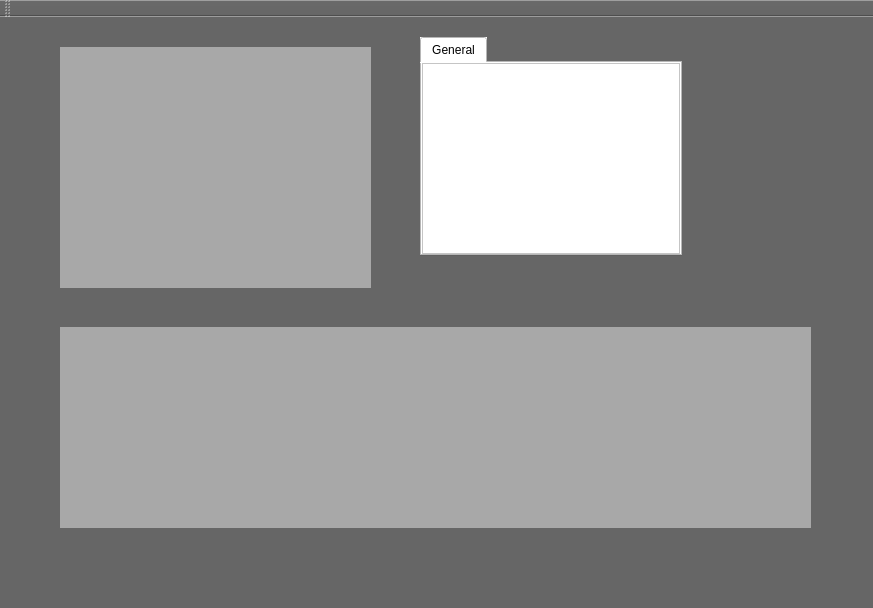
Qt form QtProject/editor/mainwindow.ui (madvil/Editor) before a commit.
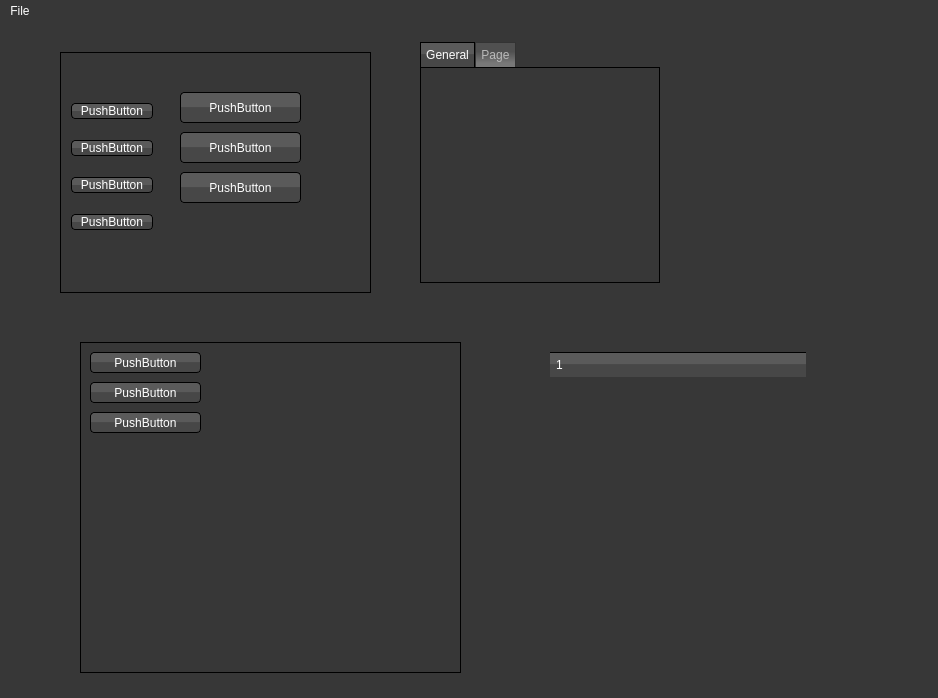
The same form after that commit. Icons and pictures are not drawn.

Diff of the .ui file:
```diff
--- a/QtProject/editor/mainwindow.ui
+++ b/QtProject/editor/mainwindow.ui
@@ -6,15 +6,151 @@
    <rect>
     <x>0</x>
     <y>0</y>
-    <width>873</width>
-    <height>608</height>
+    <width>938</width>
+    <height>698</height>
    </rect>
   </property>
   <property name="windowTitle">
    <string>MainWindow</string>
   </property>
   <property name="styleSheet">
-   <string notr="true">background-color: rgb(102, 102, 102);</string>
+   <string notr="true">QWidget {
+background-color: rgb(55, 55, 55);
+color: rgb(255, 255, 255);
+ border: 0px solid #000000;
+}
+
+QMenuBar::item {
+     spacing: 3px; 
+     padding: 4px;
+     background: transparent;
+     border-radius: 4px;
+ }
+
+QMenu {
+    border: 1px solid rgb(75, 75, 75);
+ }
+
+QMenu::item:selected {
+     background-color:  rgb(75, 75, 75);
+ }
+
+/* PushButton */
+
+QPushButton {
+     border-radius: 4px;
+    background-color: qlineargradient(spread:pad, x1:0, y1:0, x2:0, y2:1, stop:0 rgba(90, 90, 90, 255), stop:0.494318 rgba(90, 90, 90, 255), stop:0.5 rgba(71, 71, 71, 255), stop:1 rgba(71, 71, 71, 255));
+     min-width: 80px;
+ }
+
+ QPushButton:pressed {    
+	 background-color: qlineargradient(spread:pad, x1:0, y1:0, x2:0, y2:1, stop:0 rgba(100, 100, 100, 255), stop:0.494318 rgba(100, 100, 100, 255), stop:0.5 rgba(81, 81, 81, 255), stop:1 rgba(81, 81, 81, 255));
+padding-top: 2px;
+padding-left: 2px;
+ }
+
+/* QHeaderView */
+
+QHeaderView::section {     
+	background-color: qlineargradient(spread:pad, x1:0, y1:0, x2:0, y2:1, stop:0 rgba(90, 90, 90, 255), stop:0.494318 rgba(90, 90, 90, 255), stop:0.5 rgba(71, 71, 71, 255), stop:1 rgba(71, 71, 71, 255));
+padding: 3px;
+     padding-left: 6px;
+     border: 0px solid #000000;
+border-top: 1px solid #000000;
+ }
+
+/* TreeWidget */
+
+QTreeView {
+ alternate-background-color: rgb(65, 65, 65);
+ border: 0px solid #000000;
+}
+
+ QTreeView::item {
+      border: 0px solid #000000;
+     border-top-color: transparent;
+     border-bottom-color: transparent;
+ }
+
+QTreeView::item:selected:active{
+     background: rgb(65, 65, 65);
+ }
+
+ QTreeView::item:selected:!active {
+     background: rgb(65, 65, 65);
+ }
+QTreeView::branch {
+         background:transparent;
+ }
+
+ QTreeView::branch:has-siblings:!adjoins-item {
+         background:transparent;
+ }
+
+ QTreeView::branch:has-siblings:adjoins-item {
+         background:transparent;
+ }
+
+ QTreeView::branch:!has-children:!has-siblings:adjoins-item {
+         background:transparent;
+ }
+
+ QTreeView::branch:closed:has-children:has-siblings {
+       background:transparent;
+ }
+
+ QTreeView::branch:has-children:!has-siblings:closed {
+         background:transparent;
+ }
+
+ QTreeView::branch:open:has-children:has-siblings {
+       background:transparent;
+ }
+
+ QTreeView::branch:open:has-children:!has-siblings {
+        background:transparent;
+ }
+
+QTreeView::branch:has-children:!has-siblings:closed,
+ QTreeView::branch:closed:has-children:has-siblings {
+         border-image: none;
+image: url(:/media/media/stylesheet-branch-closed.png);
+ }
+
+ QTreeView::branch:open:has-children:!has-siblings,
+ QTreeView::branch:open:has-children:has-siblings  {
+         border-image: none;
+	image: url(:/media/media/stylesheet-branch-open.png);      
+ }
+
+/* TabWidget */
+
+QTabWidget::pane { 
+     position: absolute;
+     border: 1px solid #000000;
+
+ }
+
+ QTabBar::tab {
+	color: rgb(185, 185, 185);
+	
+	background-color: qlineargradient(spread:pad, x1:1, y1:1, x2:1, y2:0, stop:0 rgba(120, 120, 120, 255), stop:0.158192 rgba(120, 120, 120, 255), stop:0.619586 rgba(80, 80, 80, 255), stop:1 rgba(80, 80, 80, 255));
+     border: 1px solid #333333;
+     min-width: 8ex;
+     padding: 5px;
+ border-bottom: 0px;
+ }
+
+ QTabBar::tab:selected, QTabBar::tab:hover {
+    
+	background-color: qlineargradient(spread:pad, x1:0, y1:0, x2:0, y2:1, stop:0 rgba(90, 90, 90, 255), stop:0.494318 rgba(90, 90, 90, 255), stop:0.5 rgba(71, 71, 71, 255), stop:1 rgba(71, 71, 71, 255));
+color:rgb(255,255,255);
+ border-bottom: 0px;
+ }
+
+ QTabBar::tab:selected { 
+     border-color: #000000;
+ }</string>
   </property>
   <widget class="QWidget" name="centralWidget">
    <widget class="QTabWidget" name="tabWidget">
@@ -22,8 +158,8 @@
      <rect>
       <x>420</x>
       <y>20</y>
-      <width>262</width>
-      <height>219</height>
+      <width>240</width>
+      <height>241</height>
      </rect>
     </property>
     <property name="minimumSize">
@@ -33,7 +169,9 @@
      </size>
     </property>
     <property name="styleSheet">
-     <string notr="true">background-color: rgb(255, 255, 255);</string>
+     <string notr="true">QTabWidget::pane { 
+     border: 1px solid #000000;
+ }</string>
     </property>
     <property name="tabPosition">
      <enum>QTabWidget::North</enum>
@@ -44,7 +182,16 @@
     <property name="currentIndex">
      <number>0</number>
     </property>
+    <property name="elideMode">
+     <enum>Qt::ElideNone</enum>
+    </property>
+    <property name="tabsClosable">
+     <bool>false</bool>
+    </property>
     <widget class="QWidget" name="tab">
+     <property name="styleSheet">
+      <string notr="true"/>
+     </property>
      <attribute name="title">
       <string>General</string>
      </attribute>
@@ -63,6 +210,9 @@
           <verstretch>0</verstretch>
          </sizepolicy>
         </property>
+        <property name="styleSheet">
+         <string notr="true"> border: 0px;</string>
+        </property>
         <attribute name="headerVisible">
          <bool>false</bool>
         </attribute>
@@ -75,6 +225,11 @@
       </item>
      </layout>
     </widget>
+    <widget class="QWidget" name="tab_2">
+     <attribute name="title">
+      <string>Page</string>
+     </attribute>
+    </widget>
    </widget>
    <widget class="QWidget" name="editorViewWidget" native="true">
     <property name="geometry">
@@ -92,84 +247,199 @@
      </size>
     </property>
     <property name="styleSheet">
-     <string notr="true">background-color: rgb(168, 168, 168);</string>
+     <string notr="true"> border: 1px solid #000000;</string>
     </property>
+    <widget class="QPushButton" name="pushButton">
+     <property name="geometry">
+      <rect>
+       <x>11</x>
+       <y>88</y>
+       <width>82</width>
+       <height>16</height>
+      </rect>
+     </property>
+     <property name="styleSheet">
+      <string notr="true"/>
+     </property>
+     <property name="text">
+      <string>PushButton</string>
+     </property>
+    </widget>
+    <widget class="QPushButton" name="pushButton_2">
+     <property name="geometry">
+      <rect>
+       <x>11</x>
+       <y>51</y>
+       <width>82</width>
+       <height>16</height>
+      </rect>
+     </property>
+     <property name="styleSheet">
+      <string notr="true"/>
+     </property>
+     <property name="text">
+      <string>PushButton</string>
+     </property>
+    </widget>
+    <widget class="QPushButton" name="pushButton_3">
+     <property name="geometry">
+      <rect>
+       <x>11</x>
+       <y>125</y>
+       <width>82</width>
+       <height>16</height>
+      </rect>
+     </property>
+     <property name="styleSheet">
+      <string notr="true"/>
+     </property>
+     <property name="text">
+      <string>PushButton</string>
+     </property>
+    </widget>
+    <widget class="QPushButton" name="pushButton_4">
+     <property name="geometry">
+      <rect>
+       <x>11</x>
+       <y>162</y>
+       <width>82</width>
+       <height>16</height>
+      </rect>
+     </property>
+     <property name="styleSheet">
+      <string notr="true"/>
+     </property>
+     <property name="text">
+      <string>PushButton</string>
+     </property>
+    </widget>
+    <widget class="QPushButton" name="pushButton_5">
+     <property name="geometry">
+      <rect>
+       <x>120</x>
+       <y>40</y>
+       <width>121</width>
+       <height>31</height>
+      </rect>
+     </property>
+     <property name="styleSheet">
+      <string notr="true"/>
+     </property>
+     <property name="text">
+      <string>PushButton</string>
+     </property>
+    </widget>
+    <widget class="QPushButton" name="pushButton_6">
+     <property name="geometry">
+      <rect>
+       <x>120</x>
+       <y>80</y>
+       <width>121</width>
+       <height>31</height>
+      </rect>
+     </property>
+     <property name="styleSheet">
+      <string notr="true"/>
+     </property>
+     <property name="text">
+      <string>PushButton</string>
+     </property>
+    </widget>
+    <widget class="QPushButton" name="pushButton_7">
+     <property name="geometry">
+      <rect>
+       <x>120</x>
+       <y>120</y>
+       <width>121</width>
+       <height>31</height>
+      </rect>
+     </property>
+     <property name="styleSheet">
+      <string notr="true"/>
+     </property>
+     <property name="text">
+      <string>PushButton</string>
+     </property>
+    </widget>
    </widget>
-   <widget class="QScrollArea" name="previewScrollArea">
+   <widget class="QWidget" name="bottomPanelWidget" native="true">
     <property name="geometry">
      <rect>
-      <x>60</x>
-      <y>310</y>
-      <width>751</width>
-      <height>201</height>
+      <x>80</x>
+      <y>320</y>
+      <width>381</width>
+      <height>331</height>
+     </rect>
+    </property>
+    <property name="styleSheet">
+     <string notr="true"> border: 1px solid #000000;</string>
+    </property>
+    <widget class="QPushButton" name="pushButton_8">
+     <property name="geometry">
+      <rect>
+       <x>10</x>
+       <y>10</y>
+       <width>111</width>
+       <height>21</height>
+      </rect>
+     </property>
+     <property name="styleSheet">
+      <string notr="true"/>
+     </property>
+     <property name="text">
+      <string>PushButton</string>
+     </property>
+    </widget>
+    <widget class="QPushButton" name="pushButton_9">
+     <property name="geometry">
+      <rect>
+       <x>10</x>
+       <y>40</y>
+       <width>111</width>
+       <height>21</height>
+      </rect>
+     </property>
+     <property name="styleSheet">
+      <string notr="true"/>
+     </property>
+     <property name="text">
+      <string>PushButton</string>
+     </property>
+    </widget>
+    <widget class="QPushButton" name="pushButton_10">
+     <property name="geometry">
+      <rect>
+       <x>10</x>
+       <y>70</y>
+       <width>111</width>
+       <height>21</height>
+      </rect>
+     </property>
+     <property name="styleSheet">
+      <string notr="true"/>
+     </property>
+     <property name="text">
+      <string>PushButton</string>
+     </property>
+    </widget>
+   </widget>
+   <widget class="QTreeWidget" name="treeWidget">
+    <property name="geometry">
+     <rect>
+      <x>550</x>
+      <y>330</y>
+      <width>256</width>
+      <height>192</height>
      </rect>
     </property>
     <property name="styleSheet">
      <string notr="true"/>
     </property>
-    <property name="frameShape">
-     <enum>QFrame::NoFrame</enum>
-    </property>
-    <property name="frameShadow">
-     <enum>QFrame::Plain</enum>
-    </property>
-    <property name="lineWidth">
-     <number>0</number>
-    </property>
-    <property name="widgetResizable">
-     <bool>true</bool>
-    </property>
-    <widget class="QWidget" name="scrollAreaWidgetContents">
-     <property name="geometry">
-      <rect>
-       <x>0</x>
-       <y>0</y>
-       <width>736</width>
-       <height>388</height>
-      </rect>
+    <column>
+     <property name="text">
+      <string notr="true">1</string>
      </property>
-     <property name="styleSheet">
-      <string notr="true">background-color: rgb(168, 168, 168);</string>
-     </property>
-     <layout class="QHBoxLayout" name="horizontalLayout_4">
-      <item>
-       <spacer name="horizontalSpacer">
-        <property name="orientation">
-         <enum>Qt::Horizontal</enum>
-        </property>
-        <property name="sizeHint" stdset="0">
-         <size>
-          <width>40</width>
-          <height>20</height>
-         </size>
-        </property>
-       </spacer>
-      </item>
-      <item>
-       <widget class="QLabel" name="label">
-        <property name="text">
-         <string/>
-        </property>
-        <property name="pixmap">
-         <pixmap resource="ui_media.qrc">:/iphone_templates/media/iphone4_hor.png</pixmap>
-        </property>
-       </widget>
-      </item>
-      <item>
-       <spacer name="horizontalSpacer_2">
-        <property name="orientation">
-         <enum>Qt::Horizontal</enum>
-        </property>
-        <property name="sizeHint" stdset="0">
-         <size>
-          <width>24</width>
-          <height>20</height>
-         </size>
-        </property>
-       </spacer>
-      </item>
-     </layout>
-    </widget>
+    </column>
    </widget>
   </widget>
   <widget class="QMenuBar" name="menuBar">
@@ -177,19 +447,50 @@
     <rect>
      <x>0</x>
      <y>0</y>
-     <width>873</width>
-     <height>22</height>
+     <width>938</width>
+     <height>24</height>
     </rect>
    </property>
+   <widget class="QMenu" name="menuFile">
+    <property name="title">
+     <string>File</string>
+    </property>
+    <addaction name="actionNew"/>
+    <addaction name="separator"/>
+    <addaction name="actionSave"/>
+    <addaction name="actionSave_as_new"/>
+    <addaction name="actionLoad"/>
+    <addaction name="separator"/>
+    <addaction name="separator"/>
+    <addaction name="actionExit"/>
+   </widget>
+   <addaction name="menuFile"/>
   </widget>
-  <widget class="QToolBar" name="mainToolBar">
-   <attribute name="toolBarArea">
-    <enum>TopToolBarArea</enum>
-   </attribute>
-   <attribute name="toolBarBreak">
-    <bool>false</bool>
-   </attribute>
-  </widget>
+  <action name="actionNew">
+   <property name="text">
+    <string>New</string>
+   </property>
+  </action>
+  <action name="actionSave">
+   <property name="text">
+    <string>Save</string>
+   </property>
+  </action>
+  <action name="actionSave_as_new">
+   <property name="text">
+    <string>Save as new</string>
+   </property>
+  </action>
+  <action name="actionLoad">
+   <property name="text">
+    <string>Load</string>
+   </property>
+  </action>
+  <action name="actionExit">
+   <property name="text">
+    <string>Exit</string>
+   </property>
+  </action>
  </widget>
  <layoutdefault spacing="6" margin="11"/>
  <resources>
```
Left out of the diff: 4 changed lines with no effect on the pictures.
